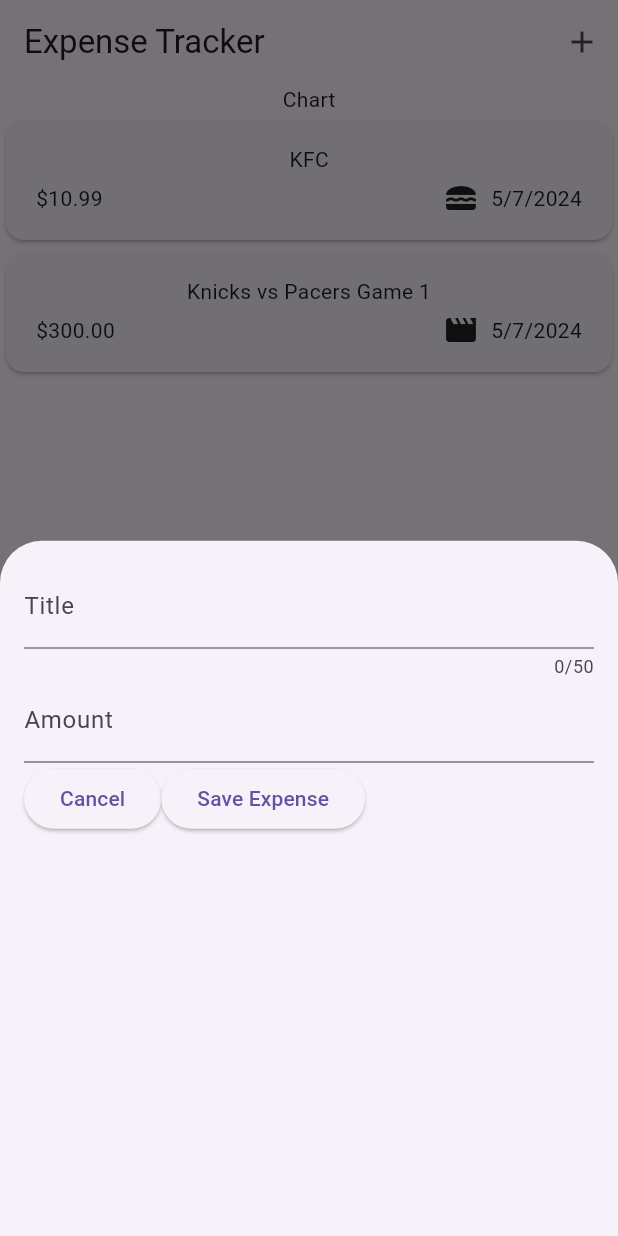
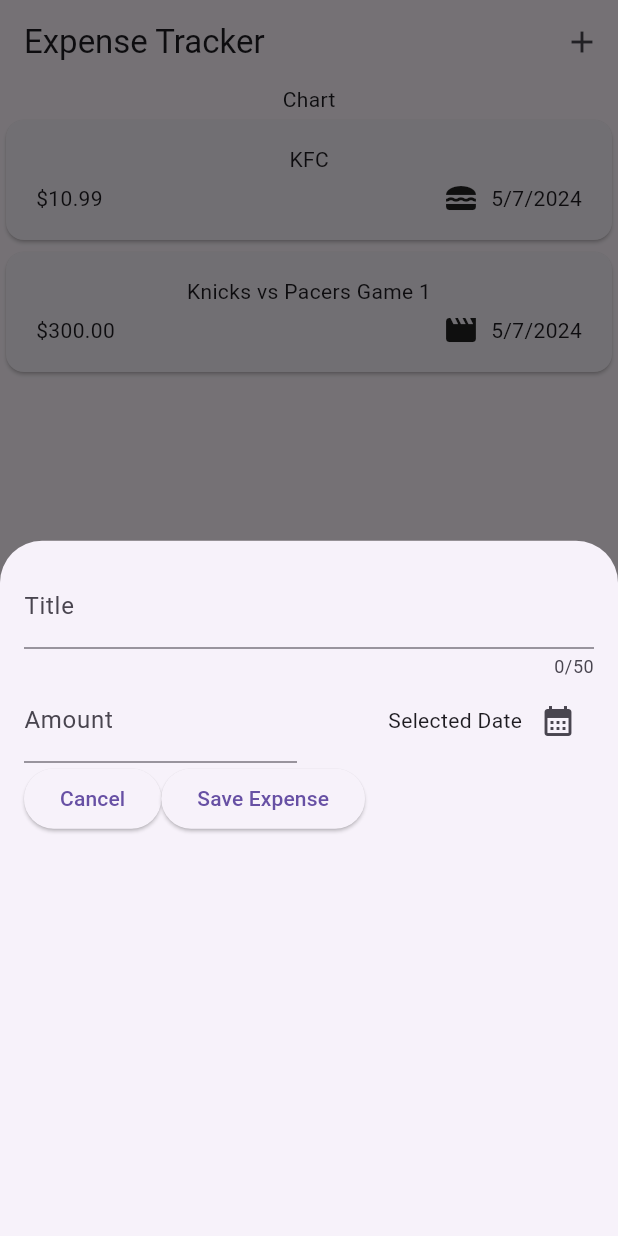
Before and after one commit to CharlesCoeder/expense_app, a Flutter app: the screen it shows after launch, after a tap on the "add" icon, on a phone screen of 412 x 824 dp. Run offline on Flutter 3.47's test engine with Material 3 defaults, Android fonts, the phone set to English and light mode, and no system bars.

Commit message:
Add datepicker placeholder to modal

```diff
--- a/lib/widgets/new_expense.dart
+++ b/lib/widgets/new_expense.dart
@@ -32,13 +32,34 @@ class _NewExpenseState extends State<NewExpense> {
               label: Text("Title"),
             ),
           ),
-          TextField(
-              controller: _amountController,
-              keyboardType: TextInputType.number,
-              decoration: const InputDecoration(
-                prefixText: '\$',
-                label: Text("Amount"),
-              )),
+          Row(
+            children: [
+              Expanded(
+                child: TextField(
+                  controller: _amountController,
+                  keyboardType: TextInputType.number,
+                  decoration: const InputDecoration(
+                    prefixText: '\$',
+                    label: Text("Amount"),
+                  ),
+                ),
+              ),
+              const SizedBox(width: 16),
+              Expanded(
+                child: Row(
+                  mainAxisAlignment: MainAxisAlignment.end,
+                  crossAxisAlignment: CrossAxisAlignment.center,
+                  children: [
+                    const Text("Selected Date"),
+                    IconButton(
+                      onPressed: () {},
+                      icon: const Icon(Icons.calendar_month),
+                    ),
+                  ],
+                ),
+              ),
+            ],
+          ),
           Row(
             children: [
               ElevatedButton(
```
